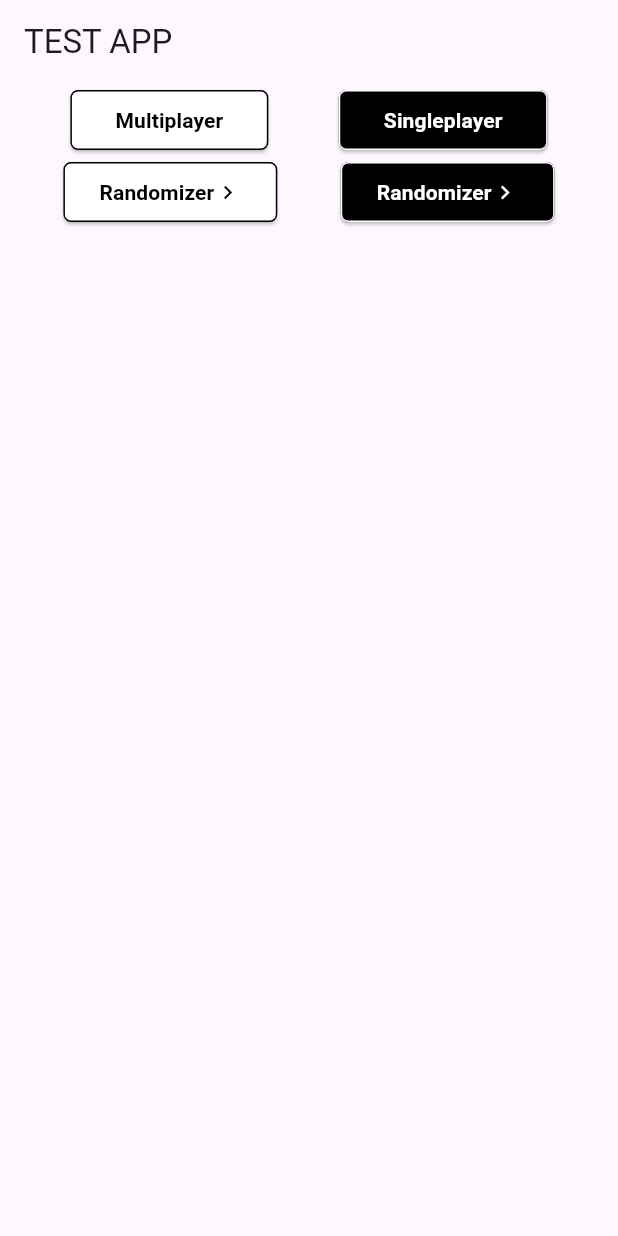
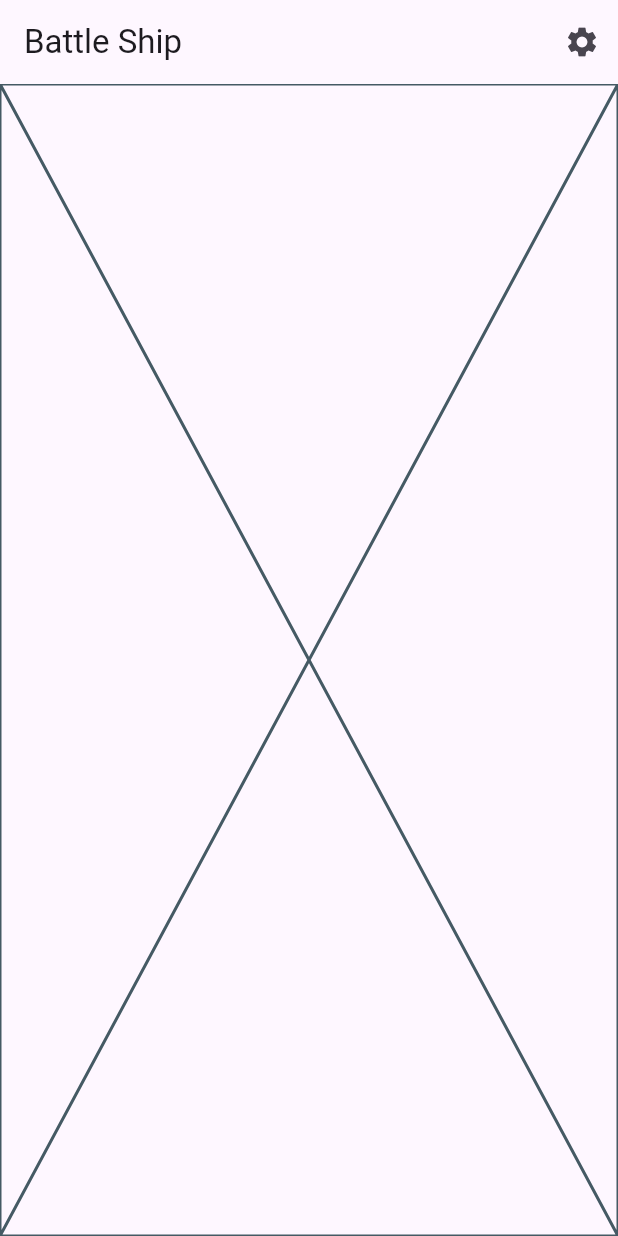
Before and after one commit to IsD4n73/Battle-Shipper, a Flutter app: the screen it shows after launch, on a phone screen of 412 x 824 dp. Run offline on Flutter 3.47's test engine with Material 2 defaults, Android fonts, the phone set to English and light mode, and no system bars; our stand-ins replace bot_toast, easy_localization; missing offline and left inert: dash_flags.

Commit message:
added settings with locale selection

```diff
--- a/assets/translations/en.json
+++ b/assets/translations/en.json
@@ -1,4 +1,7 @@
 {
-  "test":"{} are written in the {} language"
+  "Language:": "Language: ",
+  "Settings": "Settings",
+  "Change Language Warning": "Per l'effetto del cambio lingua riavvia l'app",
+  "Change Language Warning Web": "Per l'effetto del cambio lingua ricarica la pagina"
 
 }
--- a/assets/translations/it.json
+++ b/assets/translations/it.json
@@ -1,4 +1,7 @@
 {
-  "test":"{} are written in the {} language"
+  "Language:": "Lingua: ",
+  "Settings": "Impostazioni",
+  "Change Language Warning": "For the effect of language change restart the app",
+  "Change Language Warning Web": "For the effect of language change reload the page"
 
 }
--- a/lib/app.dart
+++ /dev/null
@@ -1,63 +0,0 @@
-import 'package:battle_shipper/common/theme/app_color.dart';
-import 'package:battle_shipper/widget/battle_ship_button.dart';
-import 'package:battle_shipper/widget/battle_ship_icon_button.dart';
-import 'package:flutter/material.dart';
-
-import 'common/utils/enums.dart';
-
-class App extends StatefulWidget {
-  const App({super.key});
-
-  @override
-  State<App> createState() => _AppState();
-}
-
-class _AppState extends State<App> {
-  @override
-  Widget build(BuildContext context) {
-    return Scaffold(
-      appBar: AppBar(
-        centerTitle: false,
-        title: const Text("TEST APP"),
-      ),
-      body: Column(
-        children: [
-          Row(
-            mainAxisAlignment: MainAxisAlignment.spaceEvenly,
-            crossAxisAlignment: CrossAxisAlignment.center,
-            children: [
-              BattleShipButton(
-                text: "Multiplayer",
-                buttonType: BattleShipButtonType.light,
-                onPressed: () {},
-              ),
-              BattleShipButton(
-                text: "Singleplayer",
-                buttonType: BattleShipButtonType.dark,
-                onPressed: () {},
-              ),
-            ],
-          ),
-          Row(
-            mainAxisAlignment: MainAxisAlignment.spaceEvenly,
-            crossAxisAlignment: CrossAxisAlignment.center,
-            children: [
-              BattleShipIconButton(
-                text: "Randomizer",
-                buttonType: BattleShipButtonType.light,
-                icon: Icons.chevron_right,
-                onPressed: () {},
-              ),
-              BattleShipIconButton(
-                text: "Randomizer",
-                buttonType: BattleShipButtonType.dark,
-                icon: Icons.chevron_right,
-                onPressed: () {},
-              ),
-            ],
-          ),
-        ],
-      ),
-    );
-  }
-}
--- /dev/null
+++ b/lib/common/utils/routes.dart
@@ -0,0 +1,17 @@
+import 'package:battle_shipper/view/home/home_page.dart';
+import 'package:battle_shipper/view/settings/settings_page.dart';
+import 'package:flutter/material.dart';
+
+import '../../view/splash/splash_page.dart';
+
+class AppRoutes {
+  static String splashRoute = "/";
+  static String homeRoute = "/home";
+  static String settingsRoute = "/settings";
+
+  static Map<String, Widget Function(BuildContext)> routes = {
+    splashRoute: (context) => const SplashPage(),
+    homeRoute: (context) => const HomePage(),
+    settingsRoute: (context) => const SettingsPage(),
+  };
+}
--- a/lib/main.dart
+++ b/lib/main.dart
@@ -1,10 +1,10 @@
-import 'package:battle_shipper/app.dart';
+import 'package:battle_shipper/common/utils/routes.dart';
+import 'package:bot_toast/bot_toast.dart';
 import 'package:easy_localization/easy_localization.dart';
 import 'package:flutter/material.dart';
 
 void main() async {
   WidgetsFlutterBinding.ensureInitialized();
-
   await EasyLocalization.ensureInitialized();
 
   runApp(
@@ -33,7 +33,9 @@ class MyApp extends StatelessWidget {
       localizationsDelegates: context.localizationDelegates,
       supportedLocales: context.supportedLocales,
       locale: context.locale,
-      home: const App(),
+      builder: BotToastInit(),
+      navigatorObservers: [BotToastNavigatorObserver()],
+      routes: AppRoutes.routes,
     );
   }
 }
--- /dev/null
+++ b/lib/view/home/home_page.dart
@@ -0,0 +1,27 @@
+import 'package:battle_shipper/common/utils/routes.dart';
+import 'package:flutter/material.dart';
+
+class HomePage extends StatelessWidget {
+  const HomePage({super.key});
+
+  @override
+  Widget build(BuildContext context) {
+    return Scaffold(
+      appBar: AppBar(
+        title: const Text("Battle Ship"),
+        centerTitle: false,
+        actions: [
+          IconButton(
+            onPressed: () {
+              Navigator.pushNamed(context, AppRoutes.settingsRoute);
+            },
+            icon: const Icon(
+              Icons.settings,
+            ),
+          )
+        ],
+      ),
+      body: const Placeholder(),
+    );
+  }
+}
--- a/lib/widget/battle_ship_icon_button.dart
+++ b/lib/view/widget/battle_ship_button.dart
@@ -1,19 +1,17 @@
 import 'package:flutter/material.dart';
-import '../common/theme/app_color.dart';
-import '../common/utils/enums.dart';
+import '../../common/theme/app_color.dart';
+import '../../common/utils/enums.dart';
 
-class BattleShipIconButton extends StatelessWidget {
+class BattleShipButton extends StatelessWidget {
   final String text;
   final void Function()? onPressed;
   final BattleShipButtonType buttonType;
-  final IconData icon;
 
-  const BattleShipIconButton({
+  const BattleShipButton({
     super.key,
     required this.text,
     this.onPressed,
     required this.buttonType,
-    required this.icon,
   });
 
   @override
@@ -24,6 +22,7 @@ class BattleShipIconButton extends StatelessWidget {
           style: ElevatedButton.styleFrom(
             backgroundColor: AppColor.whiteColor,
             foregroundColor: AppColor.blackColor,
+            padding: const EdgeInsets.symmetric(horizontal: 30),
             shape: const RoundedRectangleBorder(
               side: BorderSide(
                 color: AppColor.blackColor,
@@ -34,19 +33,15 @@ class BattleShipIconButton extends StatelessWidget {
             ),
           ),
           onPressed: onPressed,
-          child: Row(
-            children: [
-              Text(
-                text,
-                style: const TextStyle(fontWeight: FontWeight.bold),
-              ),
-              Icon(icon),
-            ],
+          child: Text(
+            text,
+            style: const TextStyle(fontWeight: FontWeight.bold),
           ),
         );
       case BattleShipButtonType.dark:
         return ElevatedButton(
           style: ElevatedButton.styleFrom(
+            padding: const EdgeInsets.symmetric(horizontal: 30),
             backgroundColor: AppColor.blackColor,
             foregroundColor: AppColor.whiteColor,
             shape: const RoundedRectangleBorder(
@@ -59,14 +54,9 @@ class BattleShipIconButton extends StatelessWidget {
             ),
           ),
           onPressed: onPressed,
-          child: Row(
-            children: [
-              Text(
-                text,
-                style: const TextStyle(fontWeight: FontWeight.bold),
-              ),
-              Icon(icon),
-            ],
+          child: Text(
+            text,
+            style: const TextStyle(fontWeight: FontWeight.bold),
           ),
         );
     }
--- a/lib/widget/battle_ship_button.dart
+++ b/lib/view/widget/battle_ship_icon_button.dart
@@ -1,17 +1,20 @@
 import 'package:flutter/material.dart';
-import '../common/theme/app_color.dart';
-import '../common/utils/enums.dart';
 
-class BattleShipButton extends StatelessWidget {
+import '../../common/theme/app_color.dart';
+import '../../common/utils/enums.dart';
+
+class BattleShipIconButton extends StatelessWidget {
   final String text;
   final void Function()? onPressed;
   final BattleShipButtonType buttonType;
+  final IconData icon;
 
-  const BattleShipButton({
+  const BattleShipIconButton({
     super.key,
     required this.text,
     this.onPressed,
     required this.buttonType,
+    required this.icon,
   });
 
   @override
@@ -22,7 +25,6 @@ class BattleShipButton extends StatelessWidget {
           style: ElevatedButton.styleFrom(
             backgroundColor: AppColor.whiteColor,
             foregroundColor: AppColor.blackColor,
-            padding: const EdgeInsets.symmetric(horizontal: 30),
             shape: const RoundedRectangleBorder(
               side: BorderSide(
                 color: AppColor.blackColor,
@@ -33,15 +35,19 @@ class BattleShipButton extends StatelessWidget {
             ),
           ),
           onPressed: onPressed,
-          child: Text(
-            text,
-            style: const TextStyle(fontWeight: FontWeight.bold),
+          child: Row(
+            children: [
+              Text(
+                text,
+                style: const TextStyle(fontWeight: FontWeight.bold),
+              ),
+              Icon(icon),
+            ],
           ),
         );
       case BattleShipButtonType.dark:
         return ElevatedButton(
           style: ElevatedButton.styleFrom(
-            padding: const EdgeInsets.symmetric(horizontal: 30),
             backgroundColor: AppColor.blackColor,
             foregroundColor: AppColor.whiteColor,
             shape: const RoundedRectangleBorder(
@@ -54,9 +60,14 @@ class BattleShipButton extends StatelessWidget {
             ),
           ),
           onPressed: onPressed,
-          child: Text(
-            text,
-            style: const TextStyle(fontWeight: FontWeight.bold),
+          child: Row(
+            children: [
+              Text(
+                text,
+                style: const TextStyle(fontWeight: FontWeight.bold),
+              ),
+              Icon(icon),
+            ],
           ),
         );
     }
--- a/pubspec.yaml
+++ b/pubspec.yaml
@@ -38,6 +38,10 @@ dependencies:
 
   # LOCALIZATION
   easy_localization: ^3.0.3
+
+  # UI
+  dash_flags: ^0.1.1
+  bot_toast: ^4.1.3
 
 dev_dependencies:
   flutter_test:
```
Also changed, not shown: lib/view/settings/settings_page.dart (added, +24 -0 lines), lib/view/settings/widget/language_widget.dart (added, +73 -0 lines), lib/view/splash/splash_page.dart (added, +25 -0 lines), pubspec.lock.
